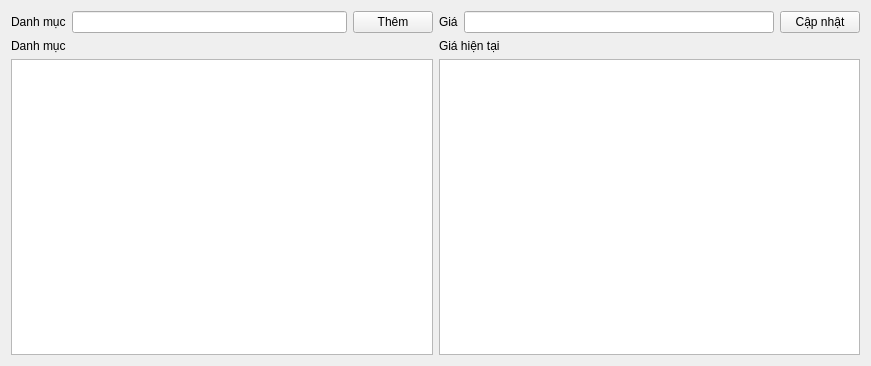
Before: the Qt Designer form managegia.ui in xdien/tcmr, drawn with Qt 5.
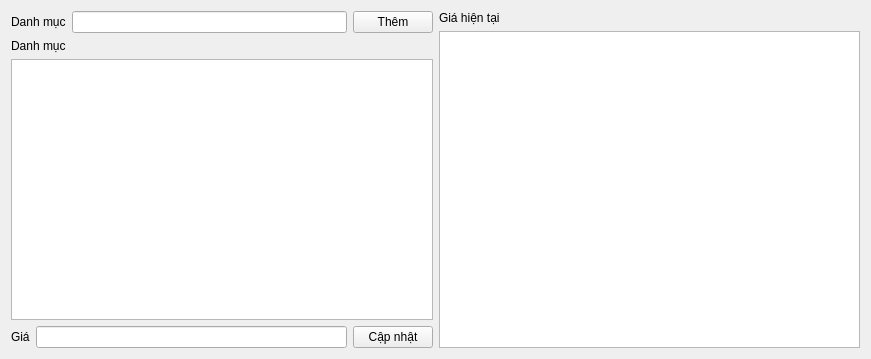
After: the same form once the commit is applied.

Commit message: fix quan ly gia

```diff
--- a/managegia.ui
+++ b/managegia.ui
@@ -7,7 +7,7 @@
     <x>0</x>
     <y>0</y>
     <width>871</width>
-    <height>366</height>
+    <height>359</height>
    </rect>
   </property>
   <property name="windowTitle">
@@ -15,6 +15,8 @@
   </property>
   <layout class="QHBoxLayout" name="horizontalLayout">
    <item>
+    <layout class="QVBoxLayout" name="verticalLayout_5">
+     <item>
     <layout class="QVBoxLayout" name="verticalLayout_3">
      <item>
       <layout class="QGridLayout" name="gridLayout_2">
@@ -54,9 +56,7 @@
     </layout>
    </item>
    <item>
-    <layout class="QVBoxLayout" name="verticalLayout_4">
-     <item>
-      <layout class="QGridLayout" name="gridLayout">
+      <layout class="QGridLayout" name="gridLayout_3">
        <item row="0" column="0">
         <widget class="QLabel" name="label_2">
          <property name="text">
@@ -64,9 +64,6 @@
          </property>
         </widget>
        </item>
-       <item row="0" column="1">
-        <widget class="QLineEdit" name="lineEdit_gia"/>
-       </item>
        <item row="0" column="2">
         <widget class="QPushButton" name="pushButton_2">
          <property name="text">
@@ -74,7 +71,17 @@
          </property>
         </widget>
        </item>
+       <item row="0" column="1">
+        <widget class="QLineEdit" name="lineEdit_gia"/>
+       </item>
       </layout>
+     </item>
+    </layout>
+   </item>
+   <item>
+    <layout class="QVBoxLayout" name="verticalLayout_4">
+     <item>
+      <layout class="QGridLayout" name="gridLayout"/>
      </item>
      <item>
       <layout class="QVBoxLayout" name="verticalLayout_2">
```
Left out of the diff: 2 changed lines with no effect on the pictures. Lines whose indentation alone changed are shown as unchanged. The commit also changes 2 other files.
